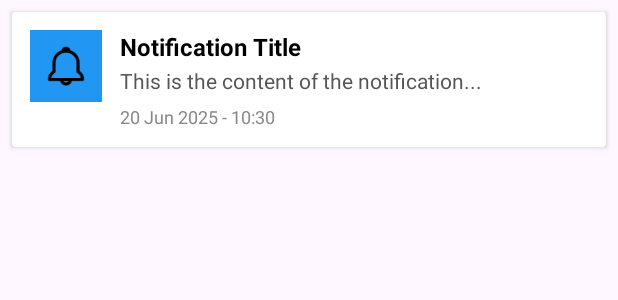
After one commit to ataraxia1630/apptuyendung, an Android app: the layout item_notification.xml on its own in the app's theme, with its tools: preview values and no code run, on a phone screen of 412 x 824 dp. The commit adds this screen. Shown: the top 300 px of the screen. Run offline under Robolectric (Android 15) with nearby library versions, the light colour scheme and no system bars; network calls fail.

Commit message:
Load notification list

```diff
--- a/frontend/app/src/main/java/com/example/workleap/data/api/ApiService.java
+++ b/frontend/app/src/main/java/com/example/workleap/data/api/ApiService.java
@@ -424,6 +424,6 @@ public interface ApiService {
     @GET("api/notification/")
     Call<ListNotificationResponse> getAllNotification();
     @DELETE("api/notification/{id}")
-    Call<MessageResponse> deleteNotification(@Path("id") String id);
+    Call<Void> deleteNotification(@Path("id") String id);
 
 }
--- a/frontend/app/src/main/java/com/example/workleap/data/repository/ConversationRepository.java
+++ b/frontend/app/src/main/java/com/example/workleap/data/repository/ConversationRepository.java
@@ -117,7 +117,7 @@ public class ConversationRepository {
     public Call<ListNotificationResponse> getAllNotification(){
         return apiService.getAllNotification();
     }
-    public Call<MessageResponse> deleteNotification(String notificationId)
+    public Call<Void> deleteNotification(String notificationId)
     {
         return  apiService.deleteNotification(notificationId);
     }
--- a/frontend/app/src/main/java/com/example/workleap/ui/viewmodel/ConversationViewModel.java
+++ b/frontend/app/src/main/java/com/example/workleap/ui/viewmodel/ConversationViewModel.java
@@ -290,16 +290,16 @@ public class ConversationViewModel extends ViewModel {
         });
     }
     public void deleteNotification(String notificationId) {
-        conversationRepository.deleteNotification(notificationId).enqueue(new Callback<MessageResponse>() {
+        conversationRepository.deleteNotification(notificationId).enqueue(new Callback<Void>() {
             @Override
-            public void onResponse(Call<MessageResponse> call, Response<MessageResponse> response) {
+            public void onResponse(Call<Void> call, Response<Void> response) {
                 if (response.isSuccessful()) {
                 } else {
                     handleError(response);
                 }
             }
             @Override
-            public void onFailure(Call<MessageResponse> call, Throwable t) {
+            public void onFailure(Call<Void> call, Throwable t) {
                 errorResult.setValue("Lỗi kết nối: " + t.getMessage());
             }
         });
--- /dev/null
+++ b/frontend/app/src/main/res/layout/item_notification.xml
@@ -0,0 +1,87 @@
+<?xml version="1.0" encoding="utf-8"?>
+<androidx.cardview.widget.CardView xmlns:android="http://schemas.android.com/apk/res/android"
+    android:id="@+id/cardNotification"
+    android:layout_width="match_parent"
+    android:layout_height="wrap_content"
+    android:layout_margin="8dp"
+    android:elevation="2dp"
+    android:foreground="?attr/selectableItemBackground"
+    android:clickable="true"
+    android:focusable="true">
+
+    <LinearLayout
+        android:layout_width="match_parent"
+        android:layout_height="wrap_content"
+        android:orientation="horizontal"
+        android:padding="12dp">
+
+        <!-- Icon bên trái -->
+        <ImageView
+            android:id="@+id/imgIcon"
+            android:layout_width="48dp"
+            android:layout_height="48dp"
+            android:layout_marginEnd="12dp"
+            android:src="@drawable/ic_bell"
+            android:background="@color/blue"
+            android:scaleType="centerCrop"
+            android:padding="8dp" />
+
+        <!-- Nội dung bên phải -->
+        <LinearLayout
+            android:layout_width="0dp"
+            android:layout_height="wrap_content"
+            android:orientation="vertical"
+            android:layout_weight="1">
+
+            <!-- Title -->
+            <TextView
+                android:id="@+id/tvTitle"
+                android:layout_width="match_parent"
+                android:layout_height="wrap_content"
+                android:text="Notification Title"
+                android:textStyle="bold"
+                android:textSize="16sp"
+                android:textColor="#000000"
+                android:maxLines="1"
+                android:ellipsize="end" />
+
+            <!-- Message -->
+            <TextView
+                android:id="@+id/tvMessage"
+                android:layout_width="match_parent"
+                android:layout_height="wrap_content"
+                android:text="This is the content of the notification..."
+                android:textSize="14sp"
+                android:textColor="#555555"
+                android:maxLines="2"
+                android:ellipsize="end"
+                android:layout_marginTop="2dp" />
+
+            <!-- Created at + status -->
+            <LinearLayout
+                android:layout_width="match_parent"
+                android:layout_height="wrap_content"
+                android:orientation="horizontal"
+                android:layout_marginTop="6dp"
+                android:gravity="start">
+
+                <TextView
+                    android:id="@+id/tvCreatedAt"
+                    android:layout_width="wrap_content"
+                    android:layout_height="wrap_content"
+                    android:text="20 Jun 2025 - 10:30"
+                    android:textSize="12sp"
+                    android:textColor="#888888" />
+
+                <View
+                    android:id="@+id/statusIndicator"
+                    android:layout_width="8dp"
+                    android:layout_height="8dp"
+                    android:background="@drawable/button_darkblue"
+                    android:layout_gravity="center_vertical"
+                    android:layout_marginStart="8dp"
+                    android:visibility="gone"/>
+            </LinearLayout>
+        </LinearLayout>
+    </LinearLayout>
+</androidx.cardview.widget.CardView>
```
Also changed, not shown: frontend/app/src/main/java/com/example/workleap/data/model/entity/Notification.java (+4 -4 lines), frontend/app/src/main/java/com/example/workleap/ui/view/main/message_notification/NotificationAdapter.java (added, +98 -0 lines), frontend/app/src/main/java/com/example/workleap/ui/view/main/message_notification/NotificationFragment.java (+77 -9 lines), frontend/app/src/main/res/layout/fragment_notification.xml (+7 -4 lines).
